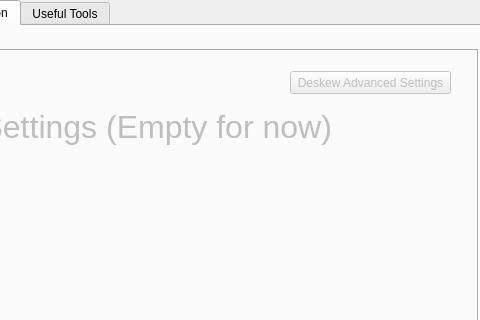
abcucberkeley/PetaKit5D-GUI, file mainwindow.ui: the form before one commit; both pictures show x 320 to 800 and y 0 to 320 of the 800 by 600 pixel window.
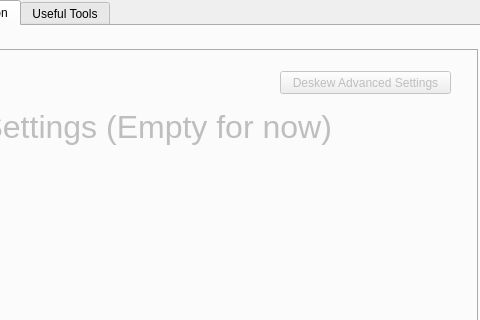
The form after the commit. The open tabs and pages were chosen to show the change.

Commit message: Sim recon button functionality

Diff of the .ui file:
```diff
--- a/mainwindow.ui
+++ b/mainwindow.ui
@@ -3429,9 +3429,9 @@
        <widget class="QPushButton" name="dsrAdvancedSettingsButton_3">
         <property name="geometry">
          <rect>
-          <x>610</x>
+          <x>600</x>
           <y>20</y>
-          <width>161</width>
+          <width>171</width>
           <height>23</height>
          </rect>
         </property>
```
Left out of the diff: 3 changed lines with no effect on the pictures. The commit also changes 2 other files.
